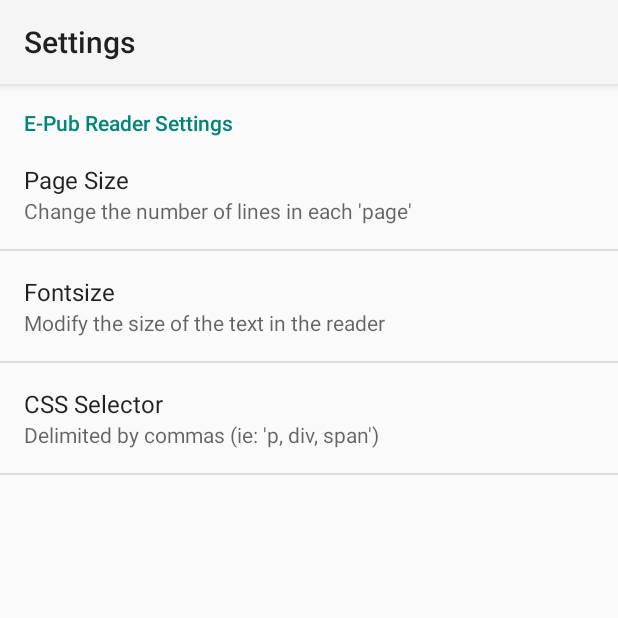
After one commit to oulrich1/PeruseWithSpritz, an Android app: the SetPreferencesActivity screen opened directly, with no data from a screen before it, on a phone screen of 412 x 824 dp, the top half of it. The commit adds this screen. Run offline under Robolectric (Android 15) with nearby library versions, the phone set to English and light mode, and no system bars.

Commit message:
Built non-ocr apk. Added epub shared preferences.
Shared preferences: Pagesize, Fontsize, CSS Selector

Page size is the number of html lines to extract from
the epub per webview 'page'.. Updated this extraction
method to include only the html elements described by
the selector and with inner text content.

Fontsize is the size of the font in the webview

CSS Selector is used to select elements from the epub
html to paste onto the webview 'page'. It is also the
same selector used to select the elements and extract
text from the page for spritzing.

```diff
--- a/mobile/build.gradle
+++ b/mobile/build.gradle
@@ -9,8 +9,8 @@ android {
         applicationId "com.oriahulrich.perusalwithspritz"
         minSdkVersion 15
         targetSdkVersion 21
-        versionCode 1
-        versionName "1.0"
+//        versionCode 200124
+        versionName "0.1.1"
         ndk {
             moduleName "TessWrapperNDKModule"
 //            stl "stllibrary" ie stlport_static
@@ -22,7 +22,7 @@ android {
         }
     }
 
-    defaultConfig.versionCode = 123
+    defaultConfig.versionCode = 126
 
     flavorGroups "abi"
 
--- a/mobile/src/main/AndroidManifest.xml
+++ b/mobile/src/main/AndroidManifest.xml
@@ -49,7 +49,10 @@
                 <data android:mimeType="application/epub+zip" />
             </intent-filter>
         </activity>
-
+        <activity
+            android:name=".Settings.SetPreferencesActivity"
+            android:label="@string/action_settings" >
+        </activity>
     </application>
 
 </manifest>
--- /dev/null
+++ b/mobile/src/main/java/com/oriahulrich/perusalwithspritz/Settings/PreferencesFragment.java
@@ -0,0 +1,17 @@
+package com.oriahulrich.perusalwithspritz.Settings;
+
+import android.os.Bundle;
+import android.preference.PreferenceFragment;
+
+import com.oriahulrich.perusalwithspritz.R;
+
+public class PreferencesFragment extends PreferenceFragment {
+
+    @Override
+    public void onCreate(Bundle savedInstanceState) {
+        super.onCreate(savedInstanceState);
+
+        // Load the preferences from an XML resource
+        addPreferencesFromResource(R.xml.preferences);
+    }
+}
--- /dev/null
+++ b/mobile/src/main/java/com/oriahulrich/perusalwithspritz/Settings/SetPreferencesActivity.java
@@ -0,0 +1,27 @@
+package com.oriahulrich.perusalwithspritz.Settings;
+
+import android.app.Activity;
+import android.os.Bundle;
+import android.view.MenuItem;
+
+public class SetPreferencesActivity extends Activity {
+    final private static String TAG = "***SET PREF ACTIVITY***: ";
+
+    @Override
+    protected void onCreate(Bundle savedInstanceState) {
+        super.onCreate(savedInstanceState);
+        getFragmentManager().beginTransaction().replace(android.R.id.content,
+                new PreferencesFragment()).commit();
+    }
+
+    @Override
+    public boolean onOptionsItemSelected(MenuItem item) {
+//        switch(item.getItemId()) {
+//            case android.R.id.home:
+//                NavUtils.navigateUpFromSameTask(this);
+//                return true;
+//            default:
+                return super.onOptionsItemSelected(item);
+//        }
+    }
+}
--- a/mobile/src/main/res/values/strings.xml
+++ b/mobile/src/main/res/values/strings.xml
@@ -17,6 +17,7 @@
     <string name="showcase_main_message">Press the button showcased to change the showcase\'s style</string>
     <string name="button_hide">Change style</string>
     <string name="button_show">Show</string>
+
 
     <string name="action_settings">Settings</string>
     <string name="action_about">About</string>
@@ -50,4 +51,11 @@
     </string>
     <string name="about_dismiss">Dismiss</string>
 
+
+    <!--Epub Related Strings - Shared Prefs -->
+    <string name="preference_page_size_default">25</string>
+    <string name="preference_fontsize">24</string>
+    <string name="preference_css_selector">p, div, span</string>
+
+
 </resources>
--- /dev/null
+++ b/mobile/src/main/res/xml/preferences.xml
@@ -0,0 +1,39 @@
+<PreferenceScreen
+    xmlns:android="http://schemas.android.com/apk/res/android">
+
+    <PreferenceCategory
+        android:title="E-Pub Reader Settings">
+
+        <EditTextPreference
+            android:defaultValue="@string/preference_page_size_default"
+            android:key="preference_epub_reader_page_size"
+            android:title="Page Size"
+            android:textSize="24dp"
+            android:summary="Change the number of lines in each 'page'"
+            android:inputType="number"
+            android:dialogTitle="Edit Page Size"
+        />
+
+        <EditTextPreference
+            android:defaultValue="@string/preference_fontsize"
+            android:key="preference_epub_reader_fontsize"
+            android:title="Fontsize"
+            android:textSize="24dp"
+            android:summary="Modify the size of the text in the reader"
+            android:inputType="number"
+            android:dialogTitle="Fontsize"
+        />
+
+        <EditTextPreference
+            android:defaultValue="@string/preference_css_selector"
+            android:key="preference_epub_reader_css_selector"
+            android:title="CSS Selector"
+            android:textSize="24dp"
+            android:summary="Delimited by commas (ie: 'p, div, span')"
+            android:inputType="text"
+            android:dialogTitle="CSS Selector"
+        />
+
+    </PreferenceCategory>
+
+</PreferenceScreen>
```
Also changed, not shown: mobile/src/main/java/com/oriahulrich/perusalwithspritz/MainActivity.java (+11 -2 lines), mobile/src/main/java/com/oriahulrich/perusalwithspritz/NavigationDrawerFragment.java (+0 -10 lines), mobile/src/main/java/com/oriahulrich/perusalwithspritz/PerusalEpubFragment.java (+131 -43 lines), 4 other files.
